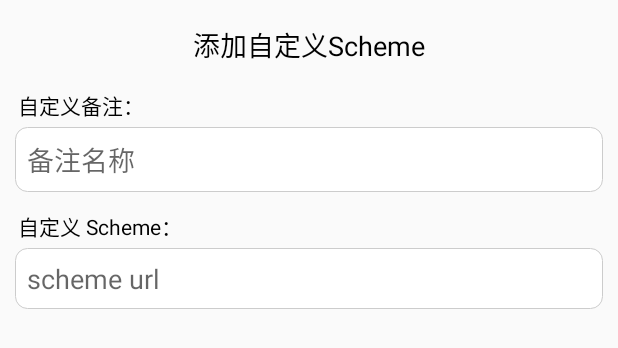
After one commit to shaoshuai904/MsTools, an Android app: the layout dialog_add_scheme.xml on its own in the app's theme, with its tools: preview values and no code run, on a phone screen of 412 x 824 dp. The commit adds this screen. Shown: the top 348 px of the screen. Run offline under Robolectric (Android 15) with nearby library versions, the phone set to English and light mode, and no system bars.

Commit message:
支持存储自定义scheme

```diff
--- a/gradle.properties
+++ b/gradle.properties
@@ -17,6 +17,7 @@ org.gradle.jvmargs=-Xmx2048m -Dfile.encoding=UTF-8
 android.useAndroidX=true
 # Automatically convert third-party libraries to use AndroidX
 android.enableJetifier=true
+android.injected.testOnly=false
 
 VERSION_CODE=1
 VERSION_NAME=0.1.0
--- a/tools/src/main/java/com/maple/tools/base/KeyValueAdapter.kt
+++ b/tools/src/main/java/com/maple/tools/base/KeyValueAdapter.kt
@@ -64,7 +64,7 @@ open class KeyValueAdapter(val mContext: Context) : BaseQuickAdapter<ItemInfoBea
     // No Data
     inner class NoDataHolder(val binding: ItemInfoNoDataBinding) : RecyclerView.ViewHolder(binding.root) {
         fun bind(item: NoDataBean) {
-            // bindViewClickListener(this)
+            bindViewClickListener(this)
             binding.tvMessage.text = item.message
         }
     }
--- a/tools/src/main/res/layout/activity_scheme_tool.xml
+++ b/tools/src/main/res/layout/activity_scheme_tool.xml
@@ -19,10 +19,10 @@
         android:layout_marginLeft="10dp"
         android:layout_marginTop="20dp"
         android:layout_marginRight="10dp"
-        android:autofillHints=""
         android:background="@drawable/shape_base_fillet_border_bg"
         android:hint="scheme url"
-        android:inputType="text"
+        android:inputType="textMultiLine"
+        android:maxHeight="300dp"
         android:padding="10dp"
         android:singleLine="false" />
 
--- /dev/null
+++ b/tools/src/main/res/layout/dialog_add_scheme.xml
@@ -0,0 +1,63 @@
+<?xml version="1.0" encoding="utf-8"?>
+<LinearLayout xmlns:android="http://schemas.android.com/apk/res/android"
+    xmlns:tools="http://schemas.android.com/tools"
+    android:layout_width="match_parent"
+    android:layout_height="match_parent"
+    android:orientation="vertical"
+    android:padding="10dp"
+    tools:ignore="HardcodedText">
+
+    <TextView
+        android:layout_width="match_parent"
+        android:layout_height="wrap_content"
+        android:layout_marginTop="6dp"
+        android:gravity="center_horizontal"
+        android:text="添加自定义Scheme"
+        android:textColor="#000000"
+        android:textSize="18sp" />
+
+    <TextView
+        android:layout_width="wrap_content"
+        android:layout_height="wrap_content"
+        android:layout_marginLeft="2dp"
+        android:layout_marginTop="16dp"
+        android:layout_marginRight="2dp"
+        android:layout_marginBottom="4dp"
+        android:text="自定义备注："
+        android:textColor="#000000"
+        android:textSize="14sp" />
+
+    <EditText
+        android:id="@+id/et_nickname"
+        android:layout_width="match_parent"
+        android:layout_height="wrap_content"
+        android:background="@drawable/shape_base_fillet_border_bg"
+        android:hint="备注名称"
+        android:inputType="textMultiLine"
+        android:maxHeight="100dp"
+        android:padding="8dp"
+        android:singleLine="false" />
+
+    <TextView
+        android:layout_width="wrap_content"
+        android:layout_height="wrap_content"
+        android:layout_marginLeft="2dp"
+        android:layout_marginTop="12dp"
+        android:layout_marginRight="2dp"
+        android:layout_marginBottom="4dp"
+        android:text="自定义 Scheme："
+        android:textColor="#000000"
+        android:textSize="14sp" />
+
+    <EditText
+        android:id="@+id/et_scheme"
+        android:layout_width="match_parent"
+        android:layout_height="wrap_content"
+        android:background="@drawable/shape_base_fillet_border_bg"
+        android:hint="scheme url"
+        android:inputType="textMultiLine"
+        android:maxHeight="300dp"
+        android:padding="8dp"
+        android:singleLine="false" />
+
+</LinearLayout>
```
Also changed, not shown: demo/build.gradle (+7 -1 lines), tools/build.gradle (+5 -7 lines), tools/src/main/java/com/maple/tools/device/DeviceInfoActivity.kt (+5 -4 lines), tools/src/main/java/com/maple/tools/scheme/SchemeToolActivity.kt (+60 -1 lines), tools/src/main/java/com/maple/tools/scheme/WeiboScheme.kt (+17 -4 lines), tools/src/main/java/com/maple/tools/utils/SPUtils.java (added, +166 -0 lines), tools/src/main/java/com/maple/tools/utils/SchemeKVManager.kt (added, +27 -0 lines).
